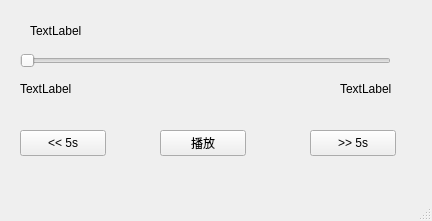
Qt form ui/mainwindow.ui (MusicPlayer3/smallestMusicPlayer) before a commit.
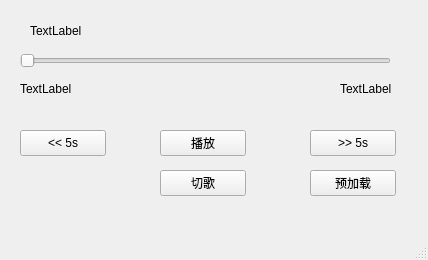
The same form after that commit.

Commit message: 添加切歌和预加载功能，预加载部分在切换后swr有严重问题，待修复

The edit to the form file:
```diff
--- a/ui/mainwindow.ui
+++ b/ui/mainwindow.ui
@@ -6,8 +6,8 @@
    <rect>
     <x>0</x>
     <y>0</y>
-    <width>432</width>
-    <height>221</height>
+    <width>428</width>
+    <height>260</height>
    </rect>
   </property>
   <property name="windowTitle">
@@ -105,6 +105,32 @@
      <string>TextLabel</string>
     </property>
    </widget>
+   <widget class="QPushButton" name="pushButton">
+    <property name="geometry">
+     <rect>
+      <x>160</x>
+      <y>170</y>
+      <width>86</width>
+      <height>26</height>
+     </rect>
+    </property>
+    <property name="text">
+     <string>切歌</string>
+    </property>
+   </widget>
+   <widget class="QPushButton" name="pushButton_2">
+    <property name="geometry">
+     <rect>
+      <x>310</x>
+      <y>170</y>
+      <width>86</width>
+      <height>26</height>
+     </rect>
+    </property>
+    <property name="text">
+     <string>预加载</string>
+    </property>
+   </widget>
   </widget>
   <widget class="QMenuBar" name="menubar">
    <property name="geometry">
```
Left out of the diff: 2 changed lines with no effect on the pictures. The commit also changes 4 other files.
